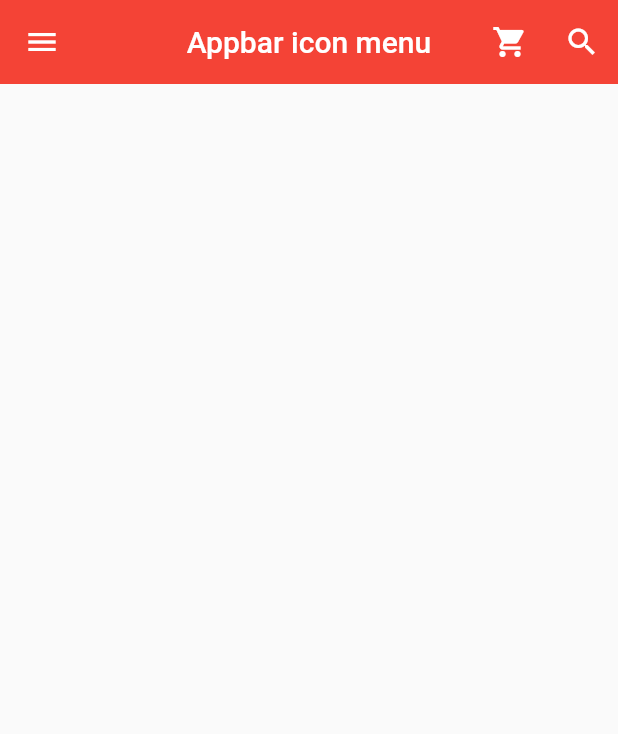
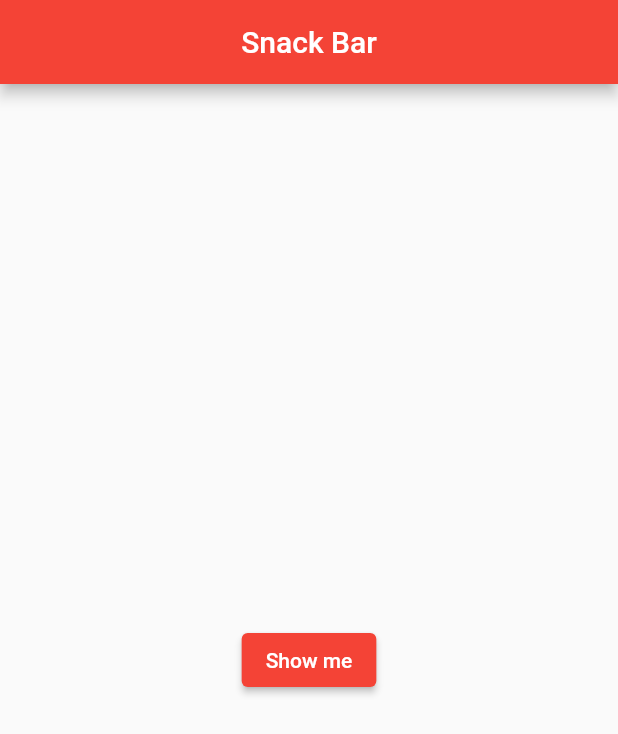
Before and after one commit to batiger00/hexa-flutter-study, a Flutter app: the screen it shows after launch, on a phone screen of 412 x 824 dp. Shown: the top 734 px of the screen. Run offline on Flutter 3.47's test engine with Material 2 defaults, Android fonts, the phone set to English and light mode, and no system bars.

Commit message:
2022.05.31 study

```diff
--- a/hexa_study/lib/main.dart
+++ b/hexa_study/lib/main.dart
@@ -1,75 +1,52 @@
-// ignore_for_file: prefer_const_constructors, avoid_print
+// ignore_for_file: prefer_const_constructors
 
 import 'package:flutter/material.dart';
 
 void main() => runApp(MyApp());
 
 class MyApp extends StatelessWidget {
-  const MyApp({ Key? key }) : super(key: key);
+  const MyApp({Key? key}) : super(key: key);
 
   @override
   Widget build(BuildContext context) {
     return MaterialApp(
-      title: 'Appbar',
-      theme: ThemeData(
-      primarySwatch: Colors.red
-      ),
+      title: 'Sanck Bar',
+      theme: ThemeData(primarySwatch: Colors.red),
       home: MyPage(),
     );
   }
 }
 
 class MyPage extends StatelessWidget {
-  const MyPage({ Key? key }) : super(key: key);
+  const MyPage({Key? key}) : super(key: key);
 
   @override
   Widget build(BuildContext context) {
     return Scaffold(
         appBar: AppBar(
-        title: Text('Appbar icon menu'),
+          title: Text('Snack Bar'),
           centerTitle: true,
-        elevation: 0.0,
-        actions: <Widget>[
-          IconButton(
-          icon: Icon(Icons.shopping_cart),
+        ),
+        body: Builder(
+          builder: (BuildContext ctx) {
+            return Center(
+              child: ElevatedButton(
+                child: Text(
+                  'Show me',
+                  style: TextStyle(
+                    color: Colors.white,
+                  ),
+                ),
+                style: ButtonStyle(
+                  backgroundColor: MaterialStateProperty.all<Color>(Colors.red),
+                ),
                 onPressed: () {
-            print('Shopping cart button is clicked');
+                  ScaffoldMessenger.of(ctx)
+                      .showSnackBar(SnackBar(content: Text("Hellow")));
                 },
               ),
-        IconButton(
-          icon: Icon(Icons.search),
-          onPressed: () {
-            print('Search button is clicked');
+            );
           },
-        ),
-        ],
-      ),
-      drawer: Drawer(
-        child: ListView(
-          padding: EdgeInsets.zero,
-          children: [
-            UserAccountsDrawerHeader(
-              currentAccountPicture: CircleAvatar(
-                backgroundImage: AssetImage('assets/fire.jpg'),
-                backgroundColor: Colors.white,
-              ),
-              accountName: Text('Fire'),
-              accountEmail: Text('batiger00@gmail.com'),
-              onDetailsPressed:(){
-                print('arrow is clicked');
-              },
-              decoration: BoxDecoration(
-                color: Colors.red[200],
-                borderRadius: BorderRadius.only(
-                  bottomLeft: Radius.circular(40),
-                  bottomRight: Radius.circular(40),
-                )
-              ),
-            )
-          ],
-
-        ),
-      ),
-    );
+        ));
   }
 }
--- a/hexa_study/pubspec.yaml
+++ b/hexa_study/pubspec.yaml
@@ -61,6 +61,7 @@ flutter:
   assets:
     - assets/fire.jpg
     - assets/animal.jpg
+    - assets/itzy.jpg
 
   # An image asset can refer to one or more resolution-specific "variants", see
   # https://flutter.dev/assets-and-images/#resolution-aware.
```
Also changed, not shown: hexa_study/assets/itzy.jpg (added), hexa_study/pubspec.lock, 1 other file. Lines whose indentation alone changed are shown as unchanged.
